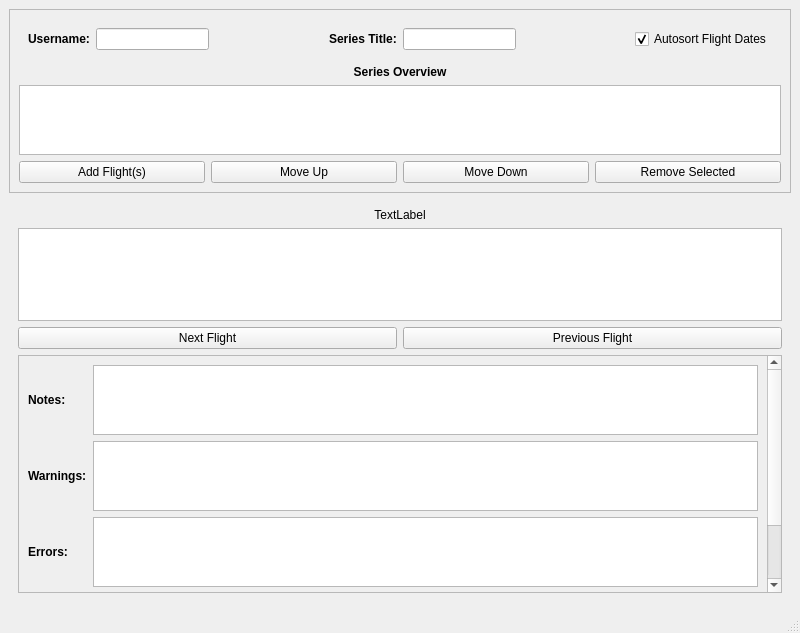
First picture: the form in SOFIACruiseTools/Reviewer/mainwindow.ui, repository astrobokonon/SOFIACruiseTools, before the edit.
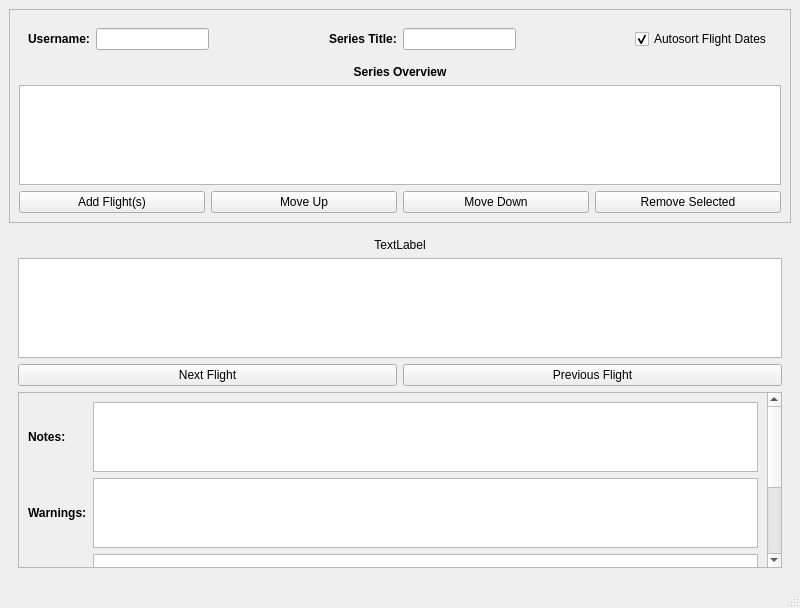
Second picture: the form after the edit.

Commit message: Playing with a minimum size of the UI, some formatting fixes

```diff
--- a/SOFIACruiseTools/Reviewer/mainwindow.ui
+++ b/SOFIACruiseTools/Reviewer/mainwindow.ui
@@ -7,7 +7,7 @@
     <x>0</x>
     <y>0</y>
     <width>800</width>
-    <height>633</height>
+    <height>608</height>
    </rect>
   </property>
   <property name="windowTitle">
@@ -122,7 +122,14 @@
         </widget>
        </item>
        <item row="3" column="0" colspan="4">
-        <widget class="QTableWidget" name="tableWidgetFlightBasics"/>
+        <widget class="QTableWidget" name="tableWidgetFlightBasics">
+         <property name="minimumSize">
+          <size>
+           <width>0</width>
+           <height>100</height>
+          </size>
+         </property>
+        </widget>
        </item>
        <item row="4" column="0">
         <widget class="QPushButton" name="pushButtonAddFlight">
@@ -259,7 +266,14 @@
         </widget>
        </item>
        <item row="1" column="0" colspan="2">
-        <widget class="QTableWidget" name="tableWidgetCurrentFlight"/>
+        <widget class="QTableWidget" name="tableWidgetCurrentFlight">
+         <property name="minimumSize">
+          <size>
+           <width>0</width>
+           <height>100</height>
+          </size>
+         </property>
+        </widget>
        </item>
       </layout>
      </widget>
```
The commit also changes 2 other files.
